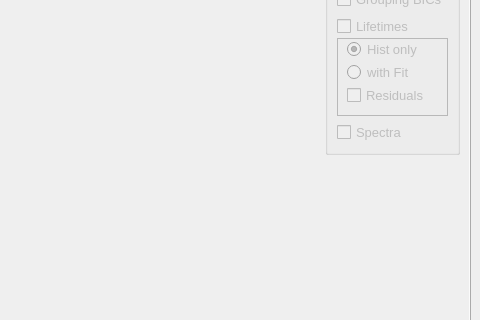
Qt form resources/ui/mainwindow.ui (BioPhysicsUP/Full_SMS) before a commit; both pictures show x 592 to 1072 and y 232 to 552 of the 1072 by 673 pixel window.
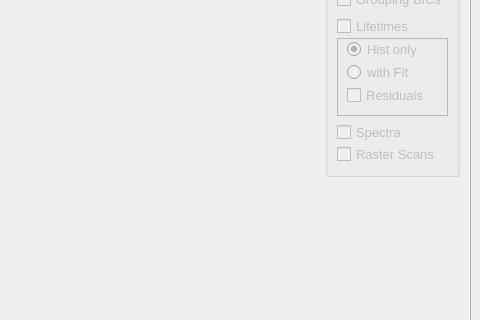
The same form after that commit. The open tabs and pages were chosen to show the change. Icons and pictures are not drawn. Custom widgets are drawn as their Qt base class.

Commit message: Completed adding raster scan viewing, raster scan particle identification (text and image) and exporting of raster scan images.

```diff
--- a/resources/ui/mainwindow.ui
+++ b/resources/ui/mainwindow.ui
@@ -3101,6 +3101,24 @@
                     </property>
                    </widget>
                   </item>
+                  <item>
+                   <widget class="QCheckBox" name="chbEx_Plot_Raster_Scans">
+                    <property name="enabled">
+                     <bool>false</bool>
+                    </property>
+                    <property name="font">
+                     <font>
+                      <pointsize>10</pointsize>
+                      <weight>50</weight>
+                      <bold>false</bold>
+                      <underline>false</underline>
+                     </font>
+                    </property>
+                    <property name="text">
+                     <string>Raster Scans</string>
+                    </property>
+                   </widget>
+                  </item>
                  </layout>
                 </widget>
                </item>
```
Left out of the diff: 14 changed lines with no effect on the pictures. The commit also changes 6 other files.
